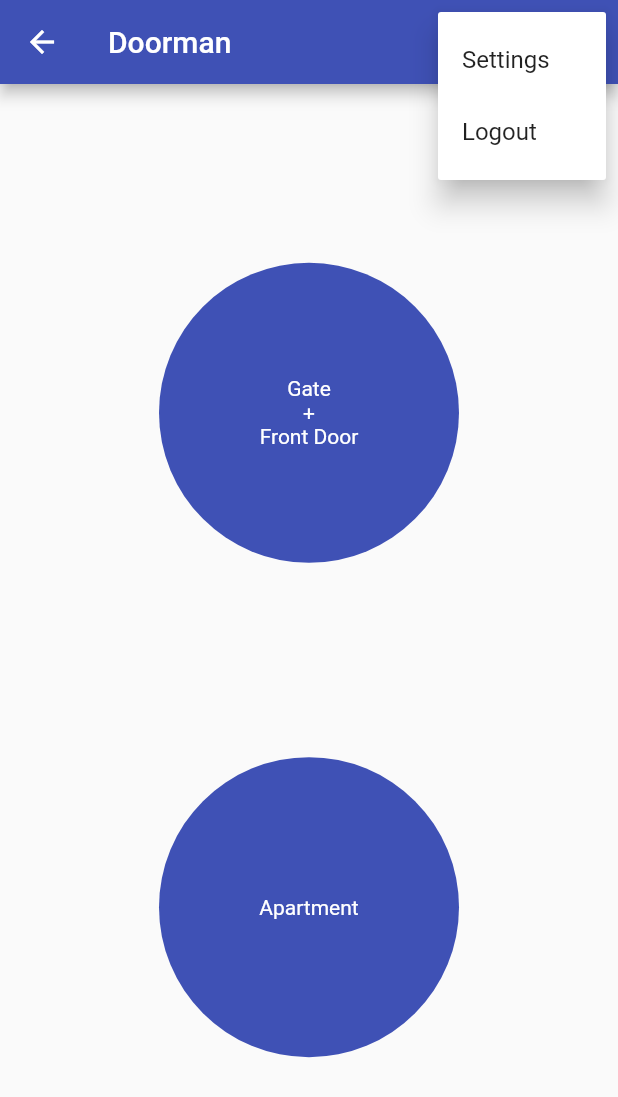
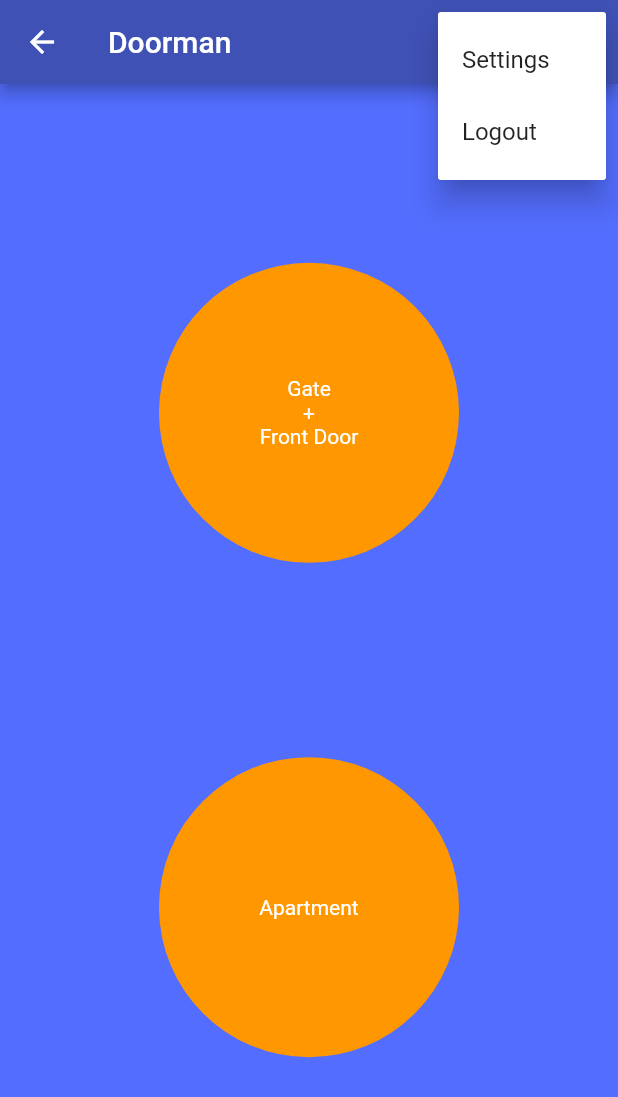
Before and after one commit to knipknap/doorman-app, a Flutter app: the DoorButtonView screen opened by its route, after a tap on the "more vert" icon, on a phone screen of 412 x 824 dp. Shown: the top 1097 px of the screen. Run offline on Flutter 3.47's test engine with Material 2 defaults, Android fonts, the light colour scheme and no system bars; our stand-ins replace flutter_settings_screens, shared_preferences; accounts and stored records are empty.

Commit message:
make input forms submit on enter; theme the app

```diff
--- a/lib/components/pulsatingbutton.dart
+++ b/lib/components/pulsatingbutton.dart
@@ -80,7 +80,6 @@ class _PulsatingButtonState extends State<PulsatingButton> with TickerProviderSt
         children: [
           _buildCircle(200),
           Text(text, style: const TextStyle(color: Colors.white), textAlign: TextAlign.center),
-          //const Align(child: Icon(Icons.phone_android, size: 44,)),
         ],
       ),
     );
@@ -92,7 +91,7 @@ class _PulsatingButtonState extends State<PulsatingButton> with TickerProviderSt
       height: radius,
       decoration: BoxDecoration(
         shape: BoxShape.circle,
-        color: Colors.indigo.withOpacity(opacity),
+        color: Theme.of(context).colorScheme.secondary.withOpacity(opacity),
       ),
     );
   }
--- a/lib/main.dart
+++ b/lib/main.dart
@@ -1,5 +1,6 @@
 import 'dart:async';
 import 'dart:developer' as developer;
+import 'package:doorman/theme.dart';
 import 'package:doorman/views/hostname_view.dart';
 import 'package:flutter/material.dart';
 import 'package:flutter_settings_screens/flutter_settings_screens.dart';
@@ -286,9 +287,7 @@ class _MyAppState extends State<MyApp> {
     return MaterialApp(
       navigatorObservers: [ routeObserver ],
       title: constants.APP_NAME,
-      theme: ThemeData(
-        primarySwatch: Colors.indigo,
-      ),
+      theme: themeData,
       routes: {
         '/': (context) => LoadScreenView(title: constants.APP_NAME),
         '/init': (context) => HostnameView(onNextPressed: _onInitNextPressed),
--- /dev/null
+++ b/lib/theme.dart
@@ -0,0 +1,51 @@
+import 'package:flutter/material.dart';
+
+OutlineInputBorder outlineInputBorder = OutlineInputBorder(
+  borderRadius: BorderRadius.circular(2),
+  borderSide: BorderSide(style: BorderStyle.none, width: 0),
+  gapPadding: 10,
+);
+
+InputDecorationTheme inputDecorationTheme = InputDecorationTheme(
+    labelStyle: TextStyle(
+      color: Colors.grey.shade700,
+      fontSize: 18,
+    ),
+    //floatingLabelBehavior: FloatingLabelBehavior.always,
+    contentPadding: EdgeInsets.symmetric(horizontal: 20, vertical: 20),
+    filled: true,
+    fillColor: Colors.white,
+    focusColor: Colors.white,
+    hoverColor: Colors.white,
+    border: outlineInputBorder,
+    focusedBorder: outlineInputBorder,
+);
+
+ColorScheme colorScheme = ColorScheme(
+    brightness: Brightness.light,
+    background: Colors.indigo,
+    onBackground: Colors.black,
+
+    primary: Colors.indigo,
+    primaryVariant: Colors.indigoAccent,
+    onPrimary: Colors.white,
+
+    secondary: Colors.orange,
+    secondaryVariant: Colors.orange.shade900,
+    onSecondary: Colors.black,
+
+    surface: Colors.indigo.shade800,
+    onSurface: Colors.pink,
+
+    error: Colors.red,
+    onError: Colors.white,
+);
+
+ThemeData themeData = ThemeData(
+  colorScheme: colorScheme,
+  backgroundColor: Colors.indigoAccent,
+  scaffoldBackgroundColor: Colors.indigoAccent,
+  primarySwatch: Colors.indigo,
+  hintColor: Colors.black,
+  inputDecorationTheme: inputDecorationTheme,
+);
--- a/lib/views/hostname_view.dart
+++ b/lib/views/hostname_view.dart
@@ -23,29 +23,13 @@ class HostnameView extends StatefulWidget {
 class _HostnameViewState extends State<HostnameView> {
   TextEditingController hostnameController = TextEditingController();
 
-  Widget _buildEntryField(String title, {bool isPassword = false, required TextEditingController ctr}) {
-    return Container(
-      margin: EdgeInsets.symmetric(vertical: 10),
-      child: Column(
-        crossAxisAlignment: CrossAxisAlignment.start,
-        children: <Widget>[
-          Text(
-            title,
-            style: TextStyle(fontWeight: FontWeight.bold, fontSize: 15),
+  Widget _buildHostnameField(String title) {
+    return TextFormField(
+      controller: hostnameController,
+      decoration: InputDecoration(
+        labelText: title,
       ),
-          SizedBox(
-            height: 10,
-          ),
-          TextField(
-            controller: ctr,
-            obscureText: isPassword,
-            decoration: InputDecoration(
-                border: InputBorder.none,
-                focusColor: Colors.white,
-                fillColor: Colors.white,
-                filled: true))
-        ],
-      ),
+      onFieldSubmitted: (_) => widget.onNextPressed(context, hostnameController.text),
     );
   }
 
@@ -68,7 +52,7 @@ class _HostnameViewState extends State<HostnameView> {
           style: TextStyle(fontSize: 20, color: Colors.white),
         ),
       ),
-      onPressed: () => { widget.onNextPressed(context, hostnameController.text) },
+      onPressed: () => widget.onNextPressed(context, hostnameController.text),
     );
   }
 
@@ -103,7 +87,6 @@ class _HostnameViewState extends State<HostnameView> {
     final height = MediaQuery.of(context).size.height;
 
     return Scaffold(
-      backgroundColor: Colors.indigoAccent,
       body: SizedBox(
         height: height,
         child: Stack(
@@ -112,25 +95,24 @@ class _HostnameViewState extends State<HostnameView> {
                 top: -height * .15,
                 right: -MediaQuery.of(context).size.width * .4,
                 child: BezierContainer()),
-          Container(
+            SingleChildScrollView(
               padding: EdgeInsets.symmetric(horizontal: 20),
-            child: SingleChildScrollView(
               child: Column(
                 crossAxisAlignment: CrossAxisAlignment.center,
                 mainAxisAlignment: MainAxisAlignment.center,
                 children: <Widget>[
                   SizedBox(height: height * .2),
                   _buildTitle(),
-                  SizedBox(height: 50),
-                  _buildEntryField("Hostname", ctr: hostnameController),
+                  SizedBox(height: 150),
+                  _buildHostnameField("Hostname"),
                   SizedBox(height: 20),
                   _buildNextButton(context),
                 ],
               ),
             ),
-          ),
           ],
         ),
-    ));
+      )
+    );
   }
 }
```
Also changed, not shown: lib/views/login_view.dart (+18 -39 lines), 1 other file. Lines whose indentation alone changed are shown as unchanged.
